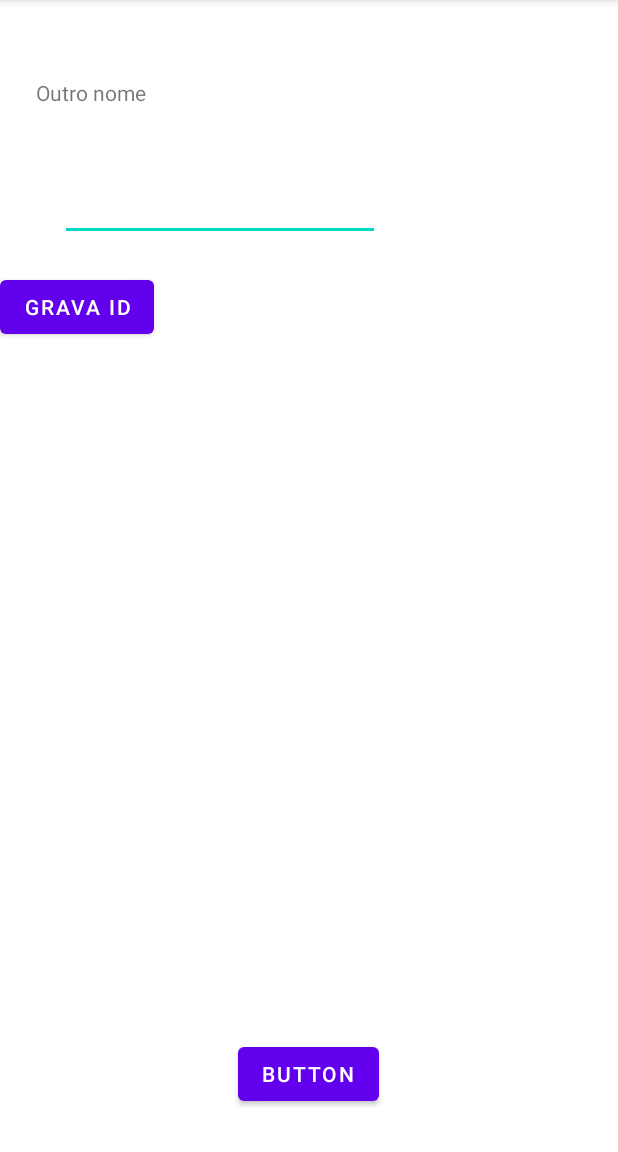
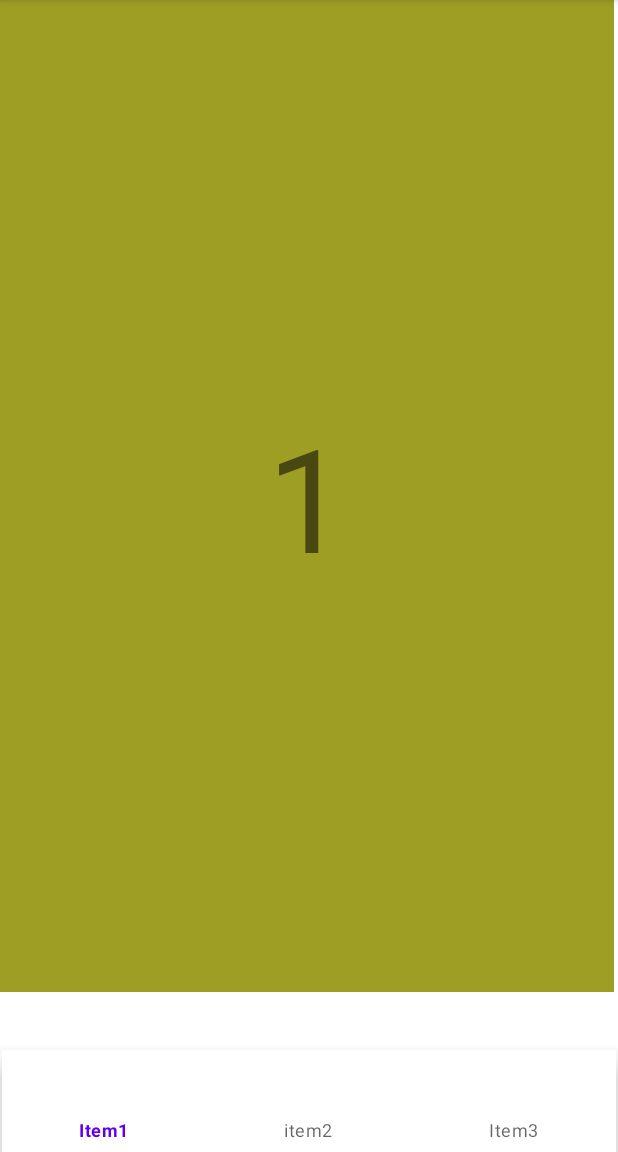
Before and after one commit to jeanpaullopes/mobile_20212_appdemo, an Android app: the screen it shows after launch (MainActivity before the commit, BottomNavigationActivity after it), on a phone screen of 412 x 824 dp, the part 84-1236 px from its top. Run offline under Robolectric (Android 15) with nearby library versions, the phone set to English and light mode, and no system bars.

Commit message:
Mudanças para aula
Bottom Navigation

```diff
--- a/app/build.gradle
+++ b/app/build.gradle
@@ -34,6 +34,9 @@ dependencies {
     implementation 'androidx.appcompat:appcompat:1.3.1'
     implementation 'com.google.android.material:material:1.4.0'
     implementation 'androidx.constraintlayout:constraintlayout:2.1.1'
+    implementation 'androidx.legacy:legacy-support-v4:1.0.0'
+    implementation 'androidx.navigation:navigation-fragment:2.3.5'
+    implementation 'androidx.navigation:navigation-ui:2.3.5'
     testImplementation 'junit:junit:4.+'
     androidTestImplementation 'androidx.test.ext:junit:1.1.3'
     androidTestImplementation 'androidx.test.espresso:espresso-core:3.4.0'
--- /dev/null
+++ b/app/src/main/java/br/edu/uniritter/mobile/appdemo/ui/BottomNavigationActivity.java
@@ -0,0 +1,75 @@
+package br.edu.uniritter.mobile.appdemo.ui;
+
+import androidx.annotation.NonNull;
+import androidx.appcompat.app.AppCompatActivity;
+import androidx.fragment.app.Fragment;
+import androidx.fragment.app.FragmentContainerView;
+import androidx.fragment.app.FragmentResultOwner;
+import androidx.navigation.NavController;
+import androidx.navigation.NavHostController;
+import androidx.navigation.Navigation;
+import androidx.navigation.fragment.NavHostFragment;
+
+import android.os.Bundle;
+import android.view.MenuItem;
+import android.view.View;
+
+import com.google.android.material.bottomnavigation.BottomNavigationView;
+import com.google.android.material.navigation.NavigationBarView;
+
+import br.edu.uniritter.mobile.appdemo.R;
+import br.edu.uniritter.mobile.appdemo.ui.fragments.FragmentOne;
+import br.edu.uniritter.mobile.appdemo.ui.fragments.FragmentThree;
+import br.edu.uniritter.mobile.appdemo.ui.fragments.FragmentTwo;
+
+public class BottomNavigationActivity extends AppCompatActivity {
+
+    @Override
+    protected void onCreate(Bundle savedInstanceState) {
+        super.onCreate(savedInstanceState);
+        setContentView(R.layout.activity_bottom_navigation);
+        BottomNavigationView bnv = findViewById(R.id.bottomNavigationView);
+        NavHostFragment nhf  = (NavHostFragment)getSupportFragmentManager().findFragmentById(R.id.fragmentContainerView3);
+        NavController nhc = nhf.getNavController();
+
+        bnv.setOnItemSelectedListener(new NavigationBarView.OnItemSelectedListener() {
+            @Override
+            public boolean onNavigationItemSelected(@NonNull MenuItem item) {
+                if (item.getItemId() == R.id.menuItem1) {
+                    nhc.navigate(R.id.fragmentOne);
+                    return true;
+                }
+                if (item.getItemId() == R.id.menuItem2) {
+                    //nhc.navigate(R.id.fragmentTwo);
+                    nhc.navigate(R.id.action_fragmentOne_to_fragmentTwo);
+                    return true;
+                }
+                if (item.getItemId() == R.id.menuItem3) {
+                    nhc.navigate(R.id.fragmentThree);
+                    return true;
+                }
+
+
+                return false;
+            }
+        });
+
+/*
+        if (savedInstanceState == null) {
+            Fragment fragment = new FragmentOne();
+            getSupportFragmentManager().beginTransaction()
+                    .add(R.id.fragmentContainerView3, fragment, FragmentOne.TAG)
+                    .commit();
+            fragment = new FragmentTwo();
+            getSupportFragmentManager().beginTransaction()
+                    .add(R.id.fragmentContainerView3, fragment, FragmentTwo.TAG)
+                    .commit();
+            fragment = new FragmentThree();
+            getSupportFragmentManager().beginTransaction()
+                    .add(R.id.fragmentContainerView3, fragment, FragmentThree.TAG)
+                    .commit();
+        }
+*/
+
+    }
+}
--- /dev/null
+++ b/app/src/main/java/br/edu/uniritter/mobile/appdemo/ui/fragments/FragmentOne.java
@@ -0,0 +1,67 @@
+package br.edu.uniritter.mobile.appdemo.ui.fragments;
+
+import android.os.Bundle;
+
+import androidx.fragment.app.Fragment;
+
+import android.view.LayoutInflater;
+import android.view.View;
+import android.view.ViewGroup;
+
+import br.edu.uniritter.mobile.appdemo.R;
+
+/**
+ * A simple {@link Fragment} subclass.
+ * Use the {@link FragmentOne#newInstance} factory method to
+ * create an instance of this fragment.
+ */
+public class FragmentOne extends Fragment {
+
+    public static final String TAG = "FragmentOne";
+    // TODO: Rename parameter arguments, choose names that match
+    // the fragment initialization parameters, e.g. ARG_ITEM_NUMBER
+    private static final String ARG_PARAM1 = "param1";
+    private static final String ARG_PARAM2 = "param2";
+
+    // TODO: Rename and change types of parameters
+    private String mParam1;
+    private String mParam2;
+
+    public FragmentOne() {
+        // Required empty public constructor
+    }
+
+    /**
+     * Use this factory method to create a new instance of
+     * this fragment using the provided parameters.
+     *
+     * @param param1 Parameter 1.
+     * @param param2 Parameter 2.
+     * @return A new instance of fragment FragmentOne.
+     */
+    // TODO: Rename and change types and number of parameters
+    public static FragmentOne newInstance(String param1, String param2) {
+        FragmentOne fragment = new FragmentOne();
+        Bundle args = new Bundle();
+        args.putString(ARG_PARAM1, param1);
+        args.putString(ARG_PARAM2, param2);
+        fragment.setArguments(args);
+        return fragment;
+    }
+
+    @Override
+    public void onCreate(Bundle savedInstanceState) {
+        super.onCreate(savedInstanceState);
+        if (getArguments() != null) {
+            mParam1 = getArguments().getString(ARG_PARAM1);
+            mParam2 = getArguments().getString(ARG_PARAM2);
+        }
+    }
+
+    @Override
+    public View onCreateView(LayoutInflater inflater, ViewGroup container,
+                             Bundle savedInstanceState) {
+        // Inflate the layout for this fragment
+        return inflater.inflate(R.layout.fragment_one, container, false);
+    }
+}
--- /dev/null
+++ b/app/src/main/res/anim/slide_in_right.xml
@@ -0,0 +1,7 @@
+<?xml version="1.0" encoding="utf-8"?>
+<set xmlns:android="http://schemas.android.com/apk/res/android">
+    <translate android:fromXDelta="50%p" android:toXDelta="0"
+        android:duration="@android:integer/config_mediumAnimTime"/>
+    <alpha android:fromAlpha="0.0" android:toAlpha="1.0"
+        android:duration="@android:integer/config_mediumAnimTime" />
+</set>
--- /dev/null
+++ b/app/src/main/res/layout/activity_bottom_navigation.xml
@@ -0,0 +1,29 @@
+<?xml version="1.0" encoding="utf-8"?>
+<androidx.constraintlayout.widget.ConstraintLayout xmlns:android="http://schemas.android.com/apk/res/android"
+    xmlns:app="http://schemas.android.com/apk/res-auto"
+    xmlns:tools="http://schemas.android.com/tools"
+    android:layout_width="match_parent"
+    android:layout_height="match_parent"
+    tools:context=".ui.BottomNavigationActivity">
+
+    <com.google.android.material.bottomnavigation.BottomNavigationView
+        android:id="@+id/bottomNavigationView"
+        android:layout_width="409dp"
+        android:layout_height="68dp"
+        app:layout_constraintBottom_toBottomOf="parent"
+        app:layout_constraintEnd_toEndOf="parent"
+        app:layout_constraintStart_toStartOf="parent"
+        app:menu="@menu/menu_fragment" />
+
+    <androidx.fragment.app.FragmentContainerView
+        android:id="@+id/fragmentContainerView3"
+        android:name="androidx.navigation.fragment.NavHostFragment"
+        android:layout_width="409dp"
+        android:layout_height="661dp"
+        android:transitionGroup="true"
+        app:defaultNavHost="true"
+        app:navGraph="@navigation/navegacao_principal"
+        tools:layout_editor_absoluteX="1dp"
+        tools:layout_editor_absoluteY="1dp" />
+
+</androidx.constraintlayout.widget.ConstraintLayout>
--- a/app/src/main/res/layout/activity_main.xml
+++ b/app/src/main/res/layout/activity_main.xml
@@ -53,5 +53,11 @@
         android:text="grava ID"
         app:layout_constraintTop_toBottomOf="@+id/editTextNumber"
         tools:layout_editor_absoluteX="88dp" />
+
+    <SearchView
+        android:layout_width="409dp"
+        android:layout_height="424dp"
+        tools:layout_editor_absoluteX="1dp"
+        tools:layout_editor_absoluteY="230dp" />
   </androidx.constraintlayout.widget.ConstraintLayout>
 </layout>
--- /dev/null
+++ b/app/src/main/res/layout/fragment_one.xml
@@ -0,0 +1,19 @@
+<?xml version="1.0" encoding="utf-8"?>
+<androidx.constraintlayout.widget.ConstraintLayout xmlns:android="http://schemas.android.com/apk/res/android"
+    xmlns:app="http://schemas.android.com/apk/res-auto"
+    xmlns:tools="http://schemas.android.com/tools"
+    android:layout_width="match_parent"
+    android:layout_height="match_parent"
+    android:background="#9E9D24">
+
+    <TextView
+        android:id="@+id/textView2"
+        android:layout_width="wrap_content"
+        android:layout_height="wrap_content"
+        android:text="1"
+        android:textSize="96sp"
+        app:layout_constraintBottom_toBottomOf="parent"
+        app:layout_constraintEnd_toEndOf="parent"
+        app:layout_constraintStart_toStartOf="parent"
+        app:layout_constraintTop_toTopOf="parent" />
+</androidx.constraintlayout.widget.ConstraintLayout>
--- /dev/null
+++ b/app/src/main/res/menu/menu_fragment.xml
@@ -0,0 +1,13 @@
+<?xml version="1.0" encoding="utf-8"?>
+<menu xmlns:android="http://schemas.android.com/apk/res/android">
+
+    <item
+        android:id="@+id/menuItem1"
+        android:title="Item1" />
+    <item
+        android:id="@+id/menuItem2"
+        android:title="item2" />
+    <item
+        android:id="@+id/menuItem3"
+        android:title="Item3" />
+</menu>
--- /dev/null
+++ b/app/src/main/res/navigation/navegacao_principal.xml
@@ -0,0 +1,26 @@
+<?xml version="1.0" encoding="utf-8"?>
+<navigation xmlns:android="http://schemas.android.com/apk/res/android"
+    xmlns:app="http://schemas.android.com/apk/res-auto"
+    xmlns:tools="http://schemas.android.com/tools"
+    android:id="@+id/navegacao_principal"
+    app:startDestination="@id/fragmentOne">
+
+    <fragment
+        android:id="@+id/fragmentOne"
+        android:name="br.edu.uniritter.mobile.appdemo.ui.fragments.FragmentOne"
+        android:label="FragmentOne" >
+        <action
+            android:id="@+id/action_fragmentOne_to_fragmentTwo"
+            app:destination="@id/fragmentTwo"
+            app:enterAnim="@anim/slide_in_right"
+            app:exitAnim="@android:anim/slide_in_left" />
+    </fragment>
+    <fragment
+        android:id="@+id/fragmentTwo"
+        android:name="br.edu.uniritter.mobile.appdemo.ui.fragments.FragmentTwo"
+        android:label="FragmentTwo" />
+    <fragment
+        android:id="@+id/fragmentThree"
+        android:name="br.edu.uniritter.mobile.appdemo.ui.fragments.FragmentThree"
+        android:label="FragmentThree" />
+</navigation>
--- a/app/src/main/res/values/strings.xml
+++ b/app/src/main/res/values/strings.xml
@@ -1,3 +1,5 @@
 <resources>
     <string name="app_name">AppDemo</string>
+    <!-- TODO: Remove or change this placeholder text -->
+    <string name="hello_blank_fragment">Hello blank fragment</string>
 </resources>
```
Also changed, not shown: app/src/main/AndroidManifest.xml (+11 -7 lines), app/src/main/java/br/edu/uniritter/mobile/appdemo/ui/fragments/FragmentThree.java (added, +66 -0 lines), app/src/main/java/br/edu/uniritter/mobile/appdemo/ui/fragments/FragmentTwo.java (added, +66 -0 lines), app/src/main/res/layout/fragment_three.xml (added, +19 -0 lines), app/src/main/res/layout/fragment_two.xml (added, +20 -0 lines), app/src/main/res/transition/transicao.xml (added, +8 -0 lines).
